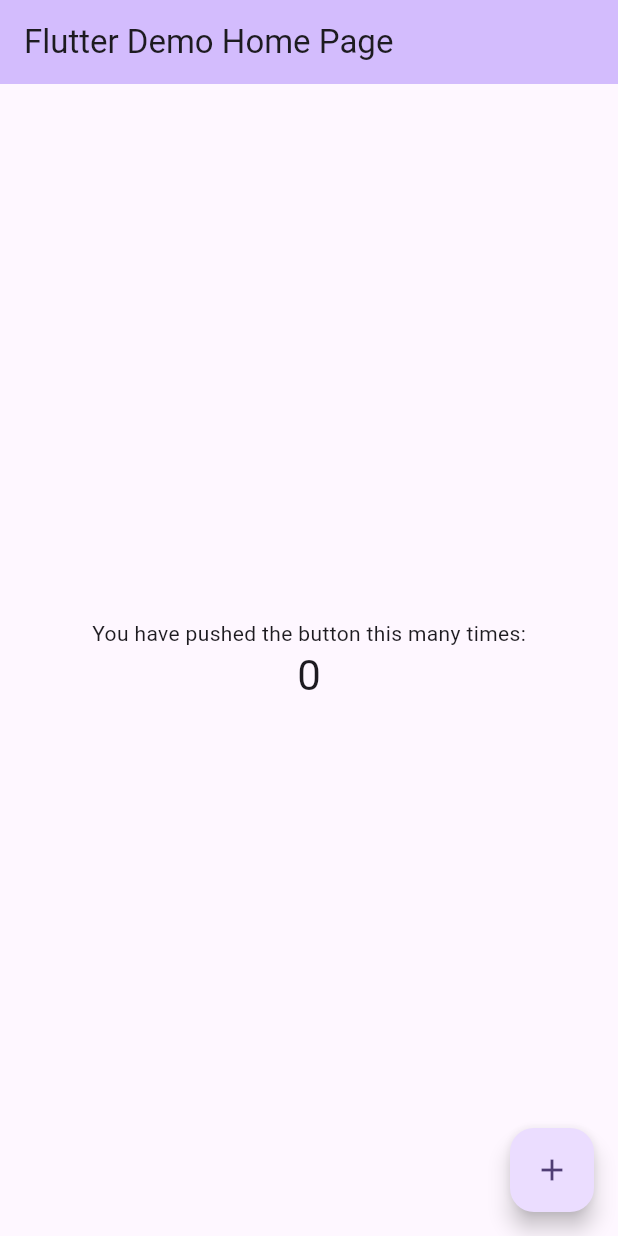
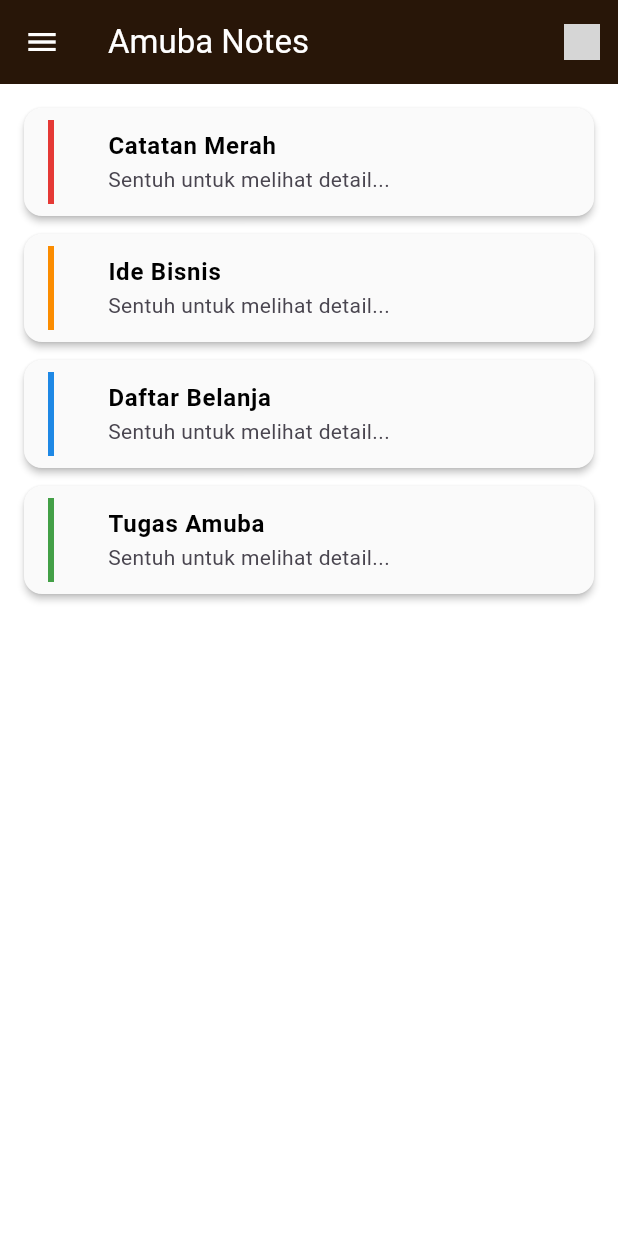
Before and after one commit to ridhomahmudah/project_notes, a Flutter app: the screen it shows after launch, on a phone screen of 412 x 824 dp. Run offline on Flutter 3.47's test engine with Material 3 defaults, Android fonts, the phone set to English and light mode, and no system bars; our stand-ins replace get, get_storage; grey boxes are pictures that could not be loaded.

Commit message:
tema dan aset

```diff
--- /dev/null
+++ b/lib/controllers/theme_controller.dart
@@ -0,0 +1,37 @@
+import 'package:flutter/material.dart';
+import 'package:get/get.dart';
+import 'package:get_storage/get_storage.dart';
+
+class ThemeController extends GetxController {
+  final _box = GetStorage();
+  final _key = 'isDarkMode';
+
+  // 1. Tambahkan variabel reaktif .obs
+  // Ini yang akan dipantau oleh Obx di View
+  var isDarkMode = false.obs;
+
+  @override
+  void onInit() {
+    // 2. Isi nilai isDarkMode sesuai data yang tersimpan saat pertama buka
+    isDarkMode.value = _loadThemeFromBox();
+    super.onInit();
+  }
+
+  ThemeMode get theme => _loadThemeFromBox() ? ThemeMode.dark : ThemeMode.light;
+
+  bool _loadThemeFromBox() => _box.read(_key) ?? false;
+
+  void toggleTheme() {
+    if (Get.isDarkMode) {
+      Get.changeThemeMode(ThemeMode.light);
+      _saveThemeToBox(false);
+      isDarkMode.value = false; // 3. Update nilai reaktifnya
+    } else {
+      Get.changeThemeMode(ThemeMode.dark);
+      _saveThemeToBox(true);
+      isDarkMode.value = true;  // 4. Update nilai reaktifnya
+    }
+  }
+
+  void _saveThemeToBox(bool isDarkModeValue) => _box.write(_key, isDarkModeValue);
+}
--- a/lib/main.dart
+++ b/lib/main.dart
@@ -1,7 +1,25 @@
+import 'package:amuba_notes/controllers/theme_controller.dart';
+import 'package:amuba_notes/services/theme.dart';
+import 'package:amuba_notes/views/home_view.dart';
 import 'package:flutter/material.dart';
+import 'package:get/get.dart';
+import 'package:get/get_core/src/get_main.dart';
+import 'package:get_storage/get_storage.dart';
 
-void main() {
-  runApp(const MyApp());
+void main() async {
+  WidgetsFlutterBinding.ensureInitialized();
+  await GetStorage.init(); // Wajib untuk GetStorage
+
+  final themeController = Get.put(ThemeController());
+
+  runApp(GetMaterialApp(
+    debugShowCheckedModeBanner: false,
+    title: "Amuba Notes",
+    theme: Themes.light,
+    darkTheme: Themes.dark,
+    themeMode: themeController.theme,
+    home: HomeView(),
+  ));
 }
 
 class MyApp extends StatelessWidget {
--- /dev/null
+++ b/lib/services/theme.dart
@@ -0,0 +1,43 @@
+import 'package:flutter/material.dart';
+
+class Themes {
+  // Warna Custom Sesuai Request
+  static const Color darkBg = Color(0xFF19191A);
+  static const Color lightPrimary = Color(0xFF281608);
+  static const Color darkPrimary = Color(0xFF626265);
+
+  // Warna Aksen untuk Kategori Catatan
+  static const Color amubaYellow = Color(0xFFF9EEE2);
+  static const Color amubaRed = Color(0xFFE53935);
+  static const Color amubaOrange = Color(0xFFFB8C00);
+  static const Color amubaBlue = Color(0xFF1E88E5);
+  static const Color amubaGreen = Color(0xFF43A047);
+
+  // TEMA TERANG
+  static final light = ThemeData.light().copyWith(
+    primaryColor: lightPrimary,
+    scaffoldBackgroundColor: Colors.white,
+    appBarTheme: const AppBarTheme(
+      backgroundColor: lightPrimary,
+      foregroundColor: Colors.white,
+    ),
+    textTheme: const TextTheme(
+      bodyLarge: TextStyle(color: Colors.black),
+      bodyMedium: TextStyle(color: Colors.black),
+    ),
+  );
+
+  // TEMA GELAP
+  static final dark = ThemeData.dark().copyWith(
+    primaryColor: darkPrimary,
+    scaffoldBackgroundColor: darkBg,
+    appBarTheme: const AppBarTheme(
+      backgroundColor: darkPrimary,
+      foregroundColor: Colors.white,
+    ),
+    textTheme: const TextTheme(
+      bodyLarge: TextStyle(color: Colors.white),
+      bodyMedium: TextStyle(color: Colors.white),
+    ),
+  );
+}
--- /dev/null
+++ b/lib/views/home_view.dart
@@ -0,0 +1,106 @@
+import 'package:flutter/material.dart';
+import 'package:get/get.dart';
+import '../controllers/theme_controller.dart';
+import '../services/theme.dart';
+
+class HomeView extends StatelessWidget {
+  final themeController = Get.find<ThemeController>();
+
+  @override
+  Widget build(BuildContext context) {
+    return Scaffold(
+      drawer: Drawer(
+        child: Column(
+          children: [
+            // Header Menu
+            DrawerHeader(
+              decoration: BoxDecoration(
+                color:
+                    Get.isDarkMode ? Themes.darkPrimary : Themes.lightPrimary,
+              ),
+              child: const Center(
+                child: Text(
+                  "AMUBA MENU",
+                  style: TextStyle(
+                    color: Colors.white,
+                    fontSize: 20,
+                    fontWeight: FontWeight.bold,
+                  ),
+                ),
+              ),
+            ),
+            // Item Menu
+            ListTile(
+              leading: const Icon(Icons.note),
+              title: const Text("Semua Catatan"),
+              onTap: () => Get.back(), // Tutup menu
+            ),
+            ListTile(
+              leading: const Icon(Icons.category),
+              title: const Text("Kategori"),
+              onTap: () {},
+            ),
+            const Spacer(),
+            const Divider(),
+            ListTile(
+              leading: const Icon(Icons.settings),
+              title: const Text("Pengaturan"),
+              onTap: () {},
+            ),
+          ],
+        ),
+      ),
+      // -------------------------------
+      appBar: AppBar(
+        title: const Text("Amuba Notes"),
+        // Icon menu akan otomatis muncul di sebelah kiri title karena ada Drawer
+        actions: [
+          IconButton(
+            icon: Obx(
+              () => Image.asset(
+                themeController.isDarkMode.value
+                    ? 'assets/images/sun_icon.png'
+                    : 'assets/images/moon_icon.png',
+                width: 24, // Sesuaikan ukuran
+                height: 24,
+              ),
+            ),
+            onPressed: () => themeController.toggleTheme(),
+          ),
+        ],
+      ),
+      body: Padding(
+        padding: const EdgeInsets.all(16.0),
+        child: Column(
+          children: [
+            _noteCard("Catatan Merah", Themes.amubaRed),
+            _noteCard("Ide Bisnis", Themes.amubaOrange),
+            _noteCard("Daftar Belanja", Themes.amubaBlue),
+            _noteCard("Tugas Amuba", Themes.amubaGreen),
+          ],
+        ),
+      ),
+    );
+  }
+
+  Widget _noteCard(String title, Color accentColor) {
+    return Card(
+      elevation: 2,
+      margin: const EdgeInsets.only(bottom: 12),
+      // Background card menyesuaikan tema
+      color: Get.isDarkMode ? const Color(0xFF252526) : Colors.grey[50],
+      child: ListTile(
+        leading: Container(width: 4, color: accentColor),
+        title: Text(
+          title,
+          style: TextStyle(
+            fontWeight: FontWeight.bold,
+            // Teks otomatis hitam di light, putih di dark sesuai ThemeData
+            color: Get.isDarkMode ? Colors.white : Colors.black,
+          ),
+        ),
+        subtitle: const Text("Sentuh untuk melihat detail..."),
+      ),
+    );
+  }
+}
--- a/pubspec.yaml
+++ b/pubspec.yaml
@@ -34,6 +34,8 @@ dependencies:
   # The following adds the Cupertino Icons font to your application.
   # Use with the CupertinoIcons class for iOS style icons.
   cupertino_icons: ^1.0.8
+  get: ^4.7.3
+  get_storage: ^2.1.1
 
 dev_dependencies:
   flutter_test:
@@ -44,7 +46,7 @@ dev_dependencies:
   # activated in the `analysis_options.yaml` file located at the root of your
   # package. See that file for information about deactivating specific lint
   # rules and activating additional ones.
-  flutter_lints: ^5.0.0
+  flutter_lints: ^6.0.0
 
 # For information on the generic Dart part of this file, see the
 # following page: https://dart.dev/tools/pub/pubspec
@@ -56,6 +58,8 @@ flutter:
   # included with your application, so that you can use the icons in
   # the material Icons class.
   uses-material-design: true
+  assets:
+    - assets/images/
 
   # To add assets to your application, add an assets section, like this:
   # assets:
```
Also changed, not shown: assets/images/gambar.png (added), pubspec.lock, 2 other files.
